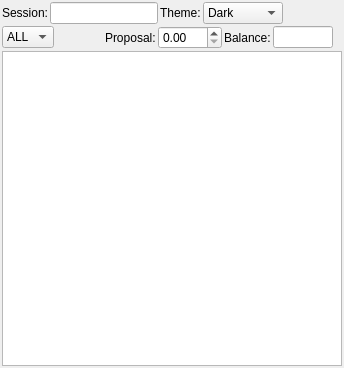
Qt form ui/wdgcentral.ui (fabriziodesiati/BrokerTelegramBot) before a commit.
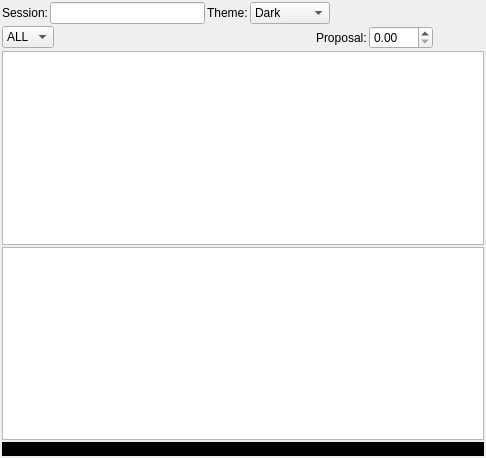
The same form after that commit. Icons and pictures are not drawn.

Commit message: MAJOR: add macro to show message on widget add balance info

```diff
--- a/ui/wdgcentral.ui
+++ b/ui/wdgcentral.ui
@@ -6,18 +6,18 @@
    <rect>
     <x>0</x>
     <y>0</y>
-    <width>344</width>
-    <height>368</height>
+    <width>486</width>
+    <height>458</height>
    </rect>
   </property>
   <property name="sizePolicy">
-   <sizepolicy hsizetype="MinimumExpanding" vsizetype="Preferred">
+   <sizepolicy hsizetype="Preferred" vsizetype="Preferred">
     <horstretch>0</horstretch>
     <verstretch>0</verstretch>
    </sizepolicy>
   </property>
   <property name="windowTitle">
-   <string>Form</string>
+   <string>Broker Telegram Bot (by FDS)</string>
   </property>
   <layout class="QGridLayout" name="gridLayout">
    <property name="leftMargin">
@@ -150,45 +150,21 @@
       </widget>
      </item>
      <item>
-      <widget class="QLabel" name="labelBalance">
-       <property name="text">
-        <string>Balance:</string>
-       </property>
-      </widget>
-     </item>
-     <item>
-      <widget class="QLineEdit" name="leBalance">
-       <property name="sizePolicy">
-        <sizepolicy hsizetype="Fixed" vsizetype="Fixed">
-         <horstretch>0</horstretch>
-         <verstretch>0</verstretch>
-        </sizepolicy>
-       </property>
-       <property name="maximumSize">
-        <size>
-         <width>60</width>
-         <height>16777215</height>
-        </size>
-       </property>
-       <property name="layoutDirection">
-        <enum>Qt::LeftToRight</enum>
-       </property>
+      <widget class="QPushButton" name="pbBalance">
        <property name="text">
         <string/>
        </property>
-       <property name="maxLength">
-        <number>10</number>
+       <property name="icon">
+        <iconset resource="../BrokerTelegramBot.qrc">
+         <normaloff>:/icons/resources/empty.png</normaloff>:/icons/resources/empty.png</iconset>
        </property>
-       <property name="alignment">
-        <set>Qt::AlignRight|Qt::AlignTrailing|Qt::AlignVCenter</set>
-       </property>
-       <property name="readOnly">
+       <property name="flat">
         <bool>true</bool>
        </property>
       </widget>
      </item>
      <item>
-      <widget class="QLabel" name="labelCurrency">
+      <widget class="QLabel" name="leCurrency">
        <property name="text">
         <string/>
        </property>
@@ -199,6 +175,28 @@
    <item row="2" column="0">
     <widget class="QTableView" name="tbHistory"/>
    </item>
+   <item row="3" column="0">
+    <widget class="QTableView" name="tbProposals"/>
+   </item>
+   <item row="4" column="0">
+    <widget class="QLabel" name="lblInfo">
+     <property name="sizePolicy">
+      <sizepolicy hsizetype="Expanding" vsizetype="Preferred">
+       <horstretch>0</horstretch>
+       <verstretch>0</verstretch>
+      </sizepolicy>
+     </property>
+     <property name="styleSheet">
+      <string notr="true">QLabel{background-color:black;}</string>
+     </property>
+     <property name="text">
+      <string>Ready.</string>
+     </property>
+     <property name="alignment">
+      <set>Qt::AlignCenter</set>
+     </property>
+    </widget>
+   </item>
   </layout>
  </widget>
  <resources>
```
The commit also changes 6 other files.
